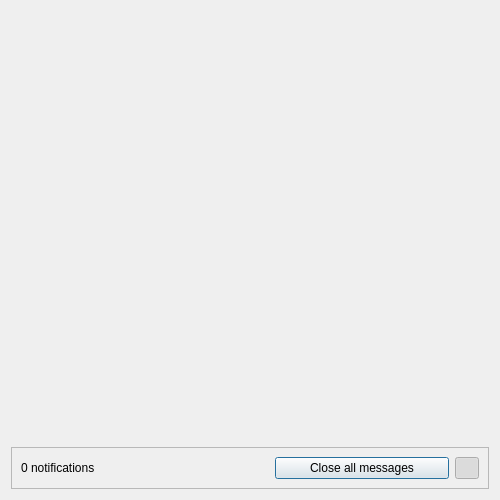
The window that atlas/ui/notifications/NotificationManagerUI.ui (KJNeko/Atlas) describes before a commit, drawn with Qt 5.
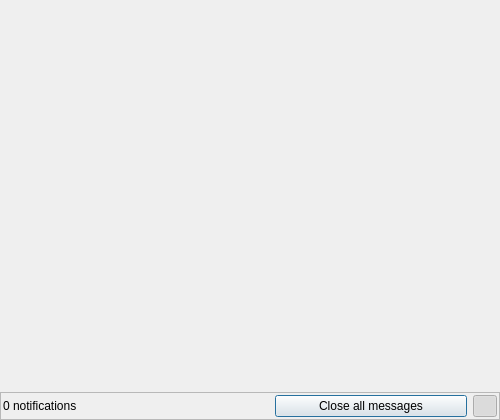
The same window after the commit. Icons and pictures are not drawn.

Commit message: Fixes up notification menu and properly adds in function for redoing scaling for easy modification

What changed in the file:
```diff
--- a/atlas/ui/notifications/NotificationManagerUI.ui
+++ b/atlas/ui/notifications/NotificationManagerUI.ui
@@ -7,7 +7,7 @@
     <x>0</x>
     <y>0</y>
     <width>500</width>
-    <height>500</height>
+    <height>420</height>
    </rect>
   </property>
   <property name="sizePolicy">
@@ -29,6 +29,18 @@
    <string notr="true"/>
   </property>
   <layout class="QVBoxLayout" name="verticalLayout_5">
+   <property name="leftMargin">
+    <number>0</number>
+   </property>
+   <property name="topMargin">
+    <number>0</number>
+   </property>
+   <property name="rightMargin">
+    <number>0</number>
+   </property>
+   <property name="bottomMargin">
+    <number>0</number>
+   </property>
    <item>
     <widget class="QScrollArea" name="scrollArea">
      <property name="sizePolicy">
@@ -58,7 +70,7 @@
         <x>0</x>
         <y>0</y>
         <width>300</width>
-        <height>432</height>
+        <height>378</height>
        </rect>
       </property>
       <property name="sizePolicy">
@@ -73,7 +85,20 @@
         <height>0</height>
        </size>
       </property>
-      <layout class="QVBoxLayout" name="verticalLayout"/>
+      <layout class="QVBoxLayout" name="verticalLayout">
+       <property name="leftMargin">
+        <number>0</number>
+       </property>
+       <property name="topMargin">
+        <number>0</number>
+       </property>
+       <property name="rightMargin">
+        <number>0</number>
+       </property>
+       <property name="bottomMargin">
+        <number>6</number>
+       </property>
+      </layout>
      </widget>
     </widget>
    </item>
@@ -92,6 +117,18 @@
       <enum>QFrame::Raised</enum>
      </property>
      <layout class="QHBoxLayout" name="horizontalLayout_2">
+      <property name="leftMargin">
+       <number>2</number>
+      </property>
+      <property name="topMargin">
+       <number>2</number>
+      </property>
+      <property name="rightMargin">
+       <number>2</number>
+      </property>
+      <property name="bottomMargin">
+       <number>2</number>
+      </property>
       <item>
        <widget class="QLabel" name="label">
         <property name="text">
```
The commit also changes 3 other files.
